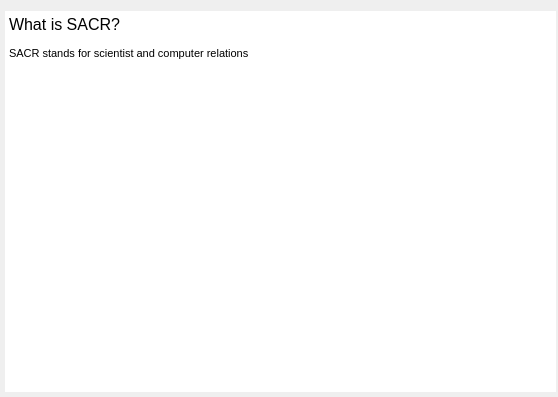
This is usermanual.ui in athenabjorg/sacr as Qt 5 draws it before an edit. The edited form follows.
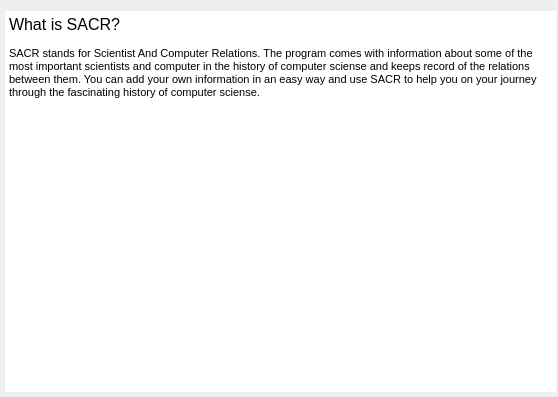
This is the edited form.

Diff of the .ui file:
```diff
--- a/usermanual.ui
+++ b/usermanual.ui
@@ -50,7 +50,9 @@
 &lt;/style&gt;&lt;/head&gt;&lt;body style=&quot; font-family:'MS Shell Dlg 2'; font-size:8.25pt; font-weight:400; font-style:normal;&quot;&gt;
 &lt;p style=&quot; margin-top:0px; margin-bottom:0px; margin-left:0px; margin-right:0px; -qt-block-indent:0; text-indent:0px;&quot;&gt;&lt;span style=&quot; font-size:12pt;&quot;&gt;What is SACR?&lt;/span&gt;&lt;/p&gt;
 &lt;p style=&quot;-qt-paragraph-type:empty; margin-top:0px; margin-bottom:0px; margin-left:0px; margin-right:0px; -qt-block-indent:0; text-indent:0px; font-size:8pt;&quot;&gt;&lt;br /&gt;&lt;/p&gt;
-&lt;p style=&quot; margin-top:0px; margin-bottom:0px; margin-left:0px; margin-right:0px; -qt-block-indent:0; text-indent:0px;&quot;&gt;&lt;span style=&quot; font-size:8pt;&quot;&gt;SACR stands for scientist and computer relations&lt;/span&gt;&lt;/p&gt;&lt;/body&gt;&lt;/html&gt;</string>
+&lt;p style=&quot; margin-top:0px; margin-bottom:0px; margin-left:0px; margin-right:0px; -qt-block-indent:0; text-indent:0px;&quot;&gt;&lt;span style=&quot; font-size:8pt;&quot;&gt;SACR stands for Scientist And Computer Relations. The program comes with information about some of the most important scientists and computer in the history of computer sciense and keeps record of the relations between them. You can add your own information in an easy way and use SACR to help you on your journey through the fascinating history of computer sciense.&lt;/span&gt;&lt;/p&gt;
+&lt;p style=&quot;-qt-paragraph-type:empty; margin-top:0px; margin-bottom:0px; margin-left:0px; margin-right:0px; -qt-block-indent:0; text-indent:0px; font-size:8pt;&quot;&gt;&lt;br /&gt;&lt;/p&gt;
+&lt;p style=&quot;-qt-paragraph-type:empty; margin-top:0px; margin-bottom:0px; margin-left:0px; margin-right:0px; -qt-block-indent:0; text-indent:0px; font-size:8pt;&quot;&gt;&lt;br /&gt;&lt;/p&gt;&lt;/body&gt;&lt;/html&gt;</string>
    </property>
   </widget>
  </widget>
```
